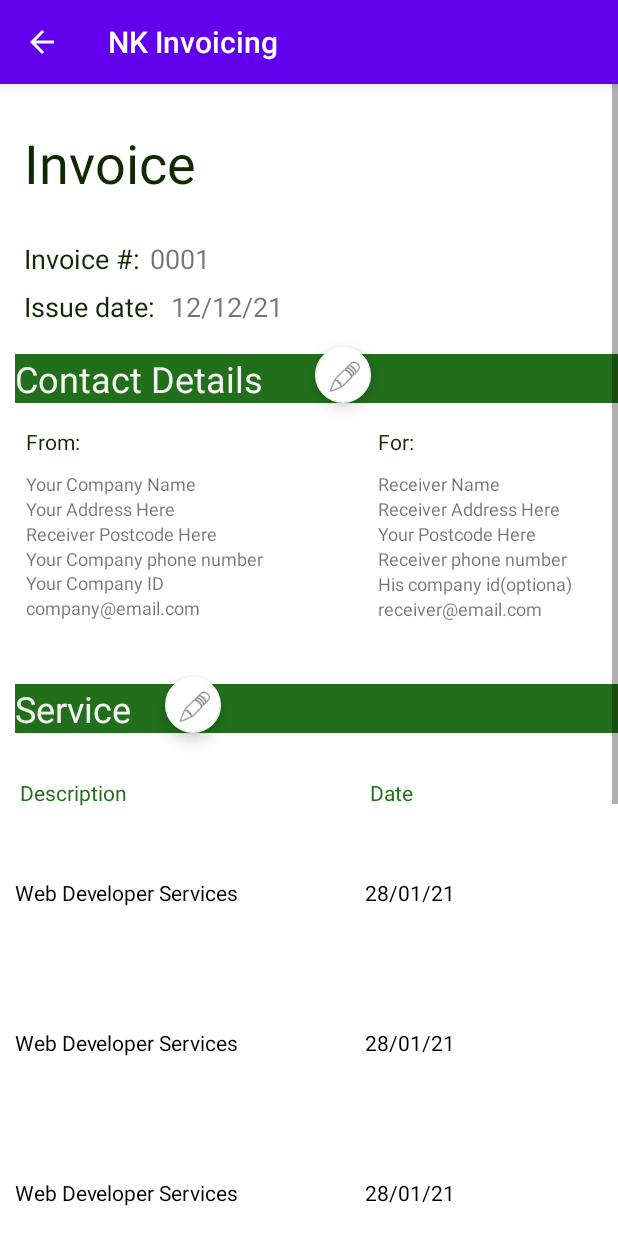
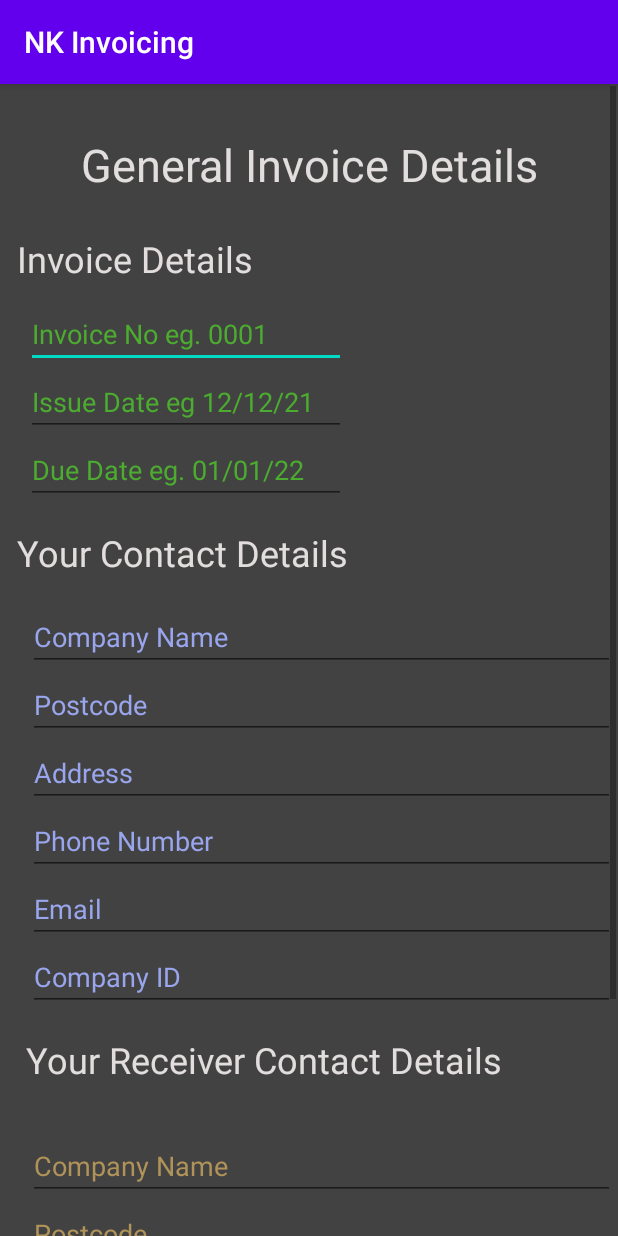
Before and after one commit to mrKrastev/NKInvoicing, an Android app: the PickInvoice screen opened directly, with no data from a screen before it, after a tap on "CHOOSE", on a phone screen of 412 x 824 dp. Run offline under Robolectric (Android 15) with nearby library versions, the phone set to English and light mode, and no system bars.

Commit message:
Added Invoice Creator Class, TableItem class and InvoiceData class
created a way to add general invoice data. Added classes to help structuring the data flow.

```diff
--- /dev/null
+++ b/app/src/main/java/com/example/nkinvoicing/InvoiceCreator.java
@@ -0,0 +1,13 @@
+package com.example.nkinvoicing;
+
+import android.os.Bundle;
+
+import androidx.appcompat.app.AppCompatActivity;
+
+public class InvoiceCreator extends AppCompatActivity {
+    @Override
+    protected void onCreate(Bundle savedInstanceState) {
+        super.onCreate(savedInstanceState);
+        setContentView(R.layout.invoice_creation_ui);
+    }
+}
--- /dev/null
+++ b/app/src/main/java/com/example/nkinvoicing/InvoiceData.java
@@ -0,0 +1,72 @@
+package com.example.nkinvoicing;
+
+import java.io.Serializable;
+import java.util.Date;
+import java.util.List;
+
+public class InvoiceData implements Serializable {
+    Contacts contacts;
+    List <TableItem> tbItems;
+    String invoiceNo;
+    Date invoiceDate;
+    Date dueDate;
+    Boolean invoicePaid=false;
+
+    public InvoiceData(Contacts contacts, List<TableItem> tbItems, String invoiceNo, Date invoiceDate, Date dueDate) {
+        this.contacts = contacts;
+        this.tbItems = tbItems;
+        this.invoiceNo = invoiceNo;
+        this.invoiceDate = invoiceDate;
+        this.dueDate = dueDate;
+    }
+
+    public Contacts getContacts() {
+        return contacts;
+    }
+
+    public void addTableItem(TableItem tbitem){
+        tbItems.add(tbitem);
+    }
+    public void removeTableItem(TableItem tbitem){
+        tbItems.remove(tbitem);
+    }
+    public List<TableItem> getTableItems(){
+        return tbItems;
+    }
+
+    public void setContacts(Contacts contacts) {
+        this.contacts = contacts;
+    }
+
+    public String getInvoiceNo() {
+        return invoiceNo;
+    }
+
+    public void setInvoiceNo(String invoiceNo) {
+        this.invoiceNo = invoiceNo;
+    }
+
+    public Date getInvoiceDate() {
+        return invoiceDate;
+    }
+
+    public void setInvoiceDate(Date invoiceDate) {
+        this.invoiceDate = invoiceDate;
+    }
+
+    public Date getDueDate() {
+        return dueDate;
+    }
+
+    public void setDueDate(Date dueDate) {
+        this.dueDate = dueDate;
+    }
+
+    public Boolean getInvoicePaid() {
+        return invoicePaid;
+    }
+
+    public void setInvoicePaid(Boolean invoicePaid) {
+        this.invoicePaid = invoicePaid;
+    }
+}
--- a/app/src/main/java/com/example/nkinvoicing/PickInvoice.java
+++ b/app/src/main/java/com/example/nkinvoicing/PickInvoice.java
@@ -13,7 +13,7 @@ public class PickInvoice extends AppCompatActivity {
         setContentView(R.layout.pick_invoice_type);
     }
 public void selectInvoice (View view){
-        Intent it = new Intent(this,StandardInvoice.class);
+        Intent it = new Intent(this,InvoiceCreator.class);
         startActivity(it);
 }
 }
--- /dev/null
+++ b/app/src/main/java/com/example/nkinvoicing/TableItem.java
@@ -0,0 +1,57 @@
+package com.example.nkinvoicing;
+
+import java.io.Serializable;
+import java.util.Date;
+
+public class TableItem implements Serializable {
+    String description;
+    Date date;
+    int quantity;
+    Double price;
+
+    public String getDescription() {
+        return description;
+    }
+
+    public void setDescription(String description) {
+        this.description = description;
+    }
+
+    public Date getDate() {
+        return date;
+    }
+
+    public void setDate(Date date) {
+        this.date = date;
+    }
+
+    public int getQuantity() {
+        return quantity;
+    }
+
+    public void setQuantity(int quantity) {
+        this.quantity = quantity;
+    }
+
+    public Double getPrice() {
+        return price;
+    }
+
+    public void setPrice(Double price) {
+        this.price = price;
+    }
+
+    public Double getAmount() {
+        return price*quantity;
+    }
+
+
+
+
+    public TableItem(String description, Date date, int quantity, Double price) {
+        this.description = description;
+        this.date = date;
+        this.quantity = quantity;
+        this.price = price;
+    }
+}
--- /dev/null
+++ b/app/src/main/res/layout/invoice_creation_ui.xml
@@ -0,0 +1,363 @@
+<?xml version="1.0" encoding="utf-8"?>
+<androidx.constraintlayout.widget.ConstraintLayout xmlns:android="http://schemas.android.com/apk/res/android"
+    xmlns:app="http://schemas.android.com/apk/res-auto"
+    xmlns:tools="http://schemas.android.com/tools"
+    android:layout_width="match_parent"
+    android:layout_height="match_parent"
+    android:background="#434242">
+
+    <ScrollView
+        android:layout_width="409dp"
+        android:layout_height="wrap_content"
+        android:layout_marginStart="1dp"
+        android:layout_marginTop="1dp"
+        android:layout_marginEnd="1dp"
+        app:layout_constraintEnd_toEndOf="parent"
+        app:layout_constraintStart_toStartOf="parent"
+        app:layout_constraintTop_toTopOf="parent">
+
+        <androidx.constraintlayout.widget.ConstraintLayout
+            android:layout_width="match_parent"
+            android:layout_height="wrap_content">
+
+            <TextView
+                android:id="@+id/textView18"
+                android:layout_width="wrap_content"
+                android:layout_height="wrap_content"
+                android:layout_marginStart="16dp"
+                android:layout_marginTop="16dp"
+                android:text="Your Receiver Contact Details"
+                android:textColor="#E3DEDE"
+                android:textSize="24sp"
+                app:layout_constraintStart_toStartOf="parent"
+                app:layout_constraintTop_toBottomOf="@+id/constrlayoutUser" />
+
+            <androidx.constraintlayout.widget.ConstraintLayout
+                android:id="@+id/constrlayoutUser"
+                android:layout_width="407dp"
+                android:layout_height="wrap_content"
+                android:layout_marginStart="1dp"
+                android:layout_marginTop="1dp"
+                android:layout_marginEnd="1dp"
+                app:layout_constraintEnd_toEndOf="parent"
+                app:layout_constraintStart_toStartOf="parent"
+                app:layout_constraintTop_toBottomOf="@+id/textView17">
+
+                <EditText
+                    android:id="@+id/userAddressInput2"
+                    android:layout_width="0dp"
+                    android:layout_height="wrap_content"
+                    android:layout_marginStart="16dp"
+                    android:ellipsize="none"
+                    android:ems="10"
+                    android:hint="Address"
+                    android:inputType="textMultiLine"
+                    android:maxLines="3"
+                    android:scrollHorizontally="false"
+                    android:textColor="#68AEDA"
+                    android:textColorHint="#99A5EC"
+                    app:layout_constraintEnd_toEndOf="parent"
+                    app:layout_constraintHorizontal_bias="0.0"
+                    app:layout_constraintStart_toStartOf="parent"
+                    app:layout_constraintTop_toBottomOf="@+id/userPostcodeInput2" />
+
+                <EditText
+                    android:id="@+id/userTelNoInput2"
+                    android:layout_width="0dp"
+                    android:layout_height="wrap_content"
+                    android:layout_marginStart="16dp"
+                    android:ellipsize="none"
+                    android:ems="10"
+                    android:hint="Phone Number"
+                    android:inputType="textMultiLine"
+                    android:maxLines="3"
+                    android:scrollHorizontally="false"
+                    android:textColor="#68AEDA"
+                    android:textColorHint="#99A5EC"
+                    app:layout_constraintEnd_toEndOf="parent"
+                    app:layout_constraintHorizontal_bias="0.0"
+                    app:layout_constraintStart_toStartOf="parent"
+                    app:layout_constraintTop_toBottomOf="@+id/userAddressInput2" />
+
+                <EditText
+                    android:id="@+id/userCompanyIDInput2"
+                    android:layout_width="0dp"
+                    android:layout_height="wrap_content"
+                    android:layout_marginStart="16dp"
+                    android:ellipsize="none"
+                    android:ems="10"
+                    android:hint="Company ID"
+                    android:inputType="textMultiLine"
+                    android:maxLines="3"
+                    android:scrollHorizontally="false"
+                    android:textColor="#68AEDA"
+                    android:textColorHint="#99A5EC"
+                    app:layout_constraintEnd_toEndOf="parent"
+                    app:layout_constraintHorizontal_bias="0.0"
+                    app:layout_constraintStart_toStartOf="parent"
+                    app:layout_constraintTop_toBottomOf="@+id/userEmailInput2" />
+
+                <EditText
+                    android:id="@+id/userEmailInput2"
+                    android:layout_width="0dp"
+                    android:layout_height="wrap_content"
+                    android:layout_marginStart="16dp"
+                    android:ellipsize="none"
+                    android:ems="10"
+                    android:hint="Email"
+                    android:inputType="textMultiLine"
+                    android:maxLines="3"
+                    android:scrollHorizontally="false"
+                    android:textColor="#68AEDA"
+                    android:textColorHint="#99A5EC"
+                    app:layout_constraintEnd_toEndOf="parent"
+                    app:layout_constraintHorizontal_bias="1.0"
+                    app:layout_constraintStart_toStartOf="parent"
+                    app:layout_constraintTop_toBottomOf="@+id/userTelNoInput2" />
+
+                <EditText
+                    android:id="@+id/userPostcodeInput2"
+                    android:layout_width="0dp"
+                    android:layout_height="wrap_content"
+                    android:layout_marginStart="16dp"
+                    android:ellipsize="none"
+                    android:ems="10"
+                    android:hint="Postcode"
+                    android:inputType="textMultiLine"
+                    android:maxLines="3"
+                    android:scrollHorizontally="false"
+                    android:textColor="#68AEDA"
+                    android:textColorHint="#99A5EC"
+                    app:layout_constraintEnd_toEndOf="parent"
+                    app:layout_constraintHorizontal_bias="0.0"
+                    app:layout_constraintStart_toStartOf="parent"
+                    app:layout_constraintTop_toBottomOf="@+id/userCompanyInput2" />
+
+                <EditText
+                    android:id="@+id/userCompanyInput2"
+                    android:layout_width="0dp"
+                    android:layout_height="wrap_content"
+                    android:layout_marginStart="16dp"
+                    android:layout_marginTop="16dp"
+                    android:ellipsize="none"
+                    android:ems="10"
+                    android:hint="Company Name"
+                    android:inputType="textMultiLine"
+                    android:maxLines="3"
+                    android:scrollHorizontally="false"
+                    android:textColor="#68AEDA"
+                    android:textColorHint="#99A5EC"
+                    app:layout_constraintEnd_toEndOf="parent"
+                    app:layout_constraintHorizontal_bias="0.0"
+                    app:layout_constraintStart_toStartOf="parent"
+                    app:layout_constraintTop_toTopOf="parent" />
+
+            </androidx.constraintlayout.widget.ConstraintLayout>
+
+            <TextView
+                android:id="@+id/textView16"
+                android:layout_width="match_parent"
+                android:layout_height="wrap_content"
+                android:layout_marginTop="32dp"
+                android:text="General Invoice Details"
+                android:textAlignment="center"
+                android:textColor="#E3DEDE"
+                android:textSize="30sp"
+                app:layout_constraintEnd_toEndOf="parent"
+                app:layout_constraintStart_toStartOf="parent"
+                app:layout_constraintTop_toTopOf="parent" />
+
+            <TextView
+                android:id="@+id/textView17"
+                android:layout_width="365dp"
+                android:layout_height="wrap_content"
+                android:layout_marginStart="10dp"
+                android:layout_marginTop="16dp"
+                android:text="Your Contact Details"
+                android:textColor="#E3DEDE"
+                android:textSize="24sp"
+                app:layout_constraintEnd_toEndOf="parent"
+                app:layout_constraintHorizontal_bias="0.0"
+                app:layout_constraintStart_toStartOf="parent"
+                app:layout_constraintTop_toBottomOf="@+id/dueDateInput" />
+
+            <TextView
+                android:id="@+id/textView19"
+                android:layout_width="365dp"
+                android:layout_height="wrap_content"
+                android:layout_marginStart="10dp"
+                android:layout_marginTop="26dp"
+                android:text="Invoice Details"
+                android:textColor="#E3DEDE"
+                android:textSize="24sp"
+                app:layout_constraintEnd_toEndOf="parent"
+                app:layout_constraintHorizontal_bias="0.0"
+                app:layout_constraintStart_toStartOf="parent"
+                app:layout_constraintTop_toBottomOf="@+id/textView16" />
+
+            <EditText
+                android:id="@+id/invoiceNoInput"
+                android:layout_width="wrap_content"
+                android:layout_height="wrap_content"
+                android:layout_marginStart="16dp"
+                android:layout_marginTop="11dp"
+                android:ems="10"
+                android:hint="Invoice No eg. 0001"
+                android:inputType="textPersonName"
+                android:textColor="#5CD60F"
+                android:textColorHint="#4BAC30"
+                app:layout_constraintStart_toStartOf="parent"
+                app:layout_constraintTop_toBottomOf="@+id/textView19" />
+
+            <EditText
+                android:id="@+id/issueDateInput"
+                android:layout_width="wrap_content"
+                android:layout_height="wrap_content"
+                android:layout_marginStart="16dp"
+                android:ems="10"
+                android:hint="Issue Date eg 12/12/21"
+                android:inputType="date"
+                android:textColor="#5CD60F"
+                android:textColorHint="#4BAC30"
+                app:layout_constraintStart_toStartOf="parent"
+                app:layout_constraintTop_toBottomOf="@+id/invoiceNoInput" />
+
+            <EditText
+                android:id="@+id/dueDateInput"
+                android:layout_width="wrap_content"
+                android:layout_height="wrap_content"
+                android:layout_marginStart="16dp"
+                android:ems="10"
+                android:hint="Due Date eg. 01/01/22"
+                android:inputType="date"
+                android:textColor="#5CD60F"
+                android:textColorHint="#4BAC30"
+                app:layout_constraintStart_toStartOf="parent"
+                app:layout_constraintTop_toBottomOf="@+id/issueDateInput" />
+
+            <androidx.constraintlayout.widget.ConstraintLayout
+                android:id="@+id/receiverConstr"
+                android:layout_width="407dp"
+                android:layout_height="wrap_content"
+                android:layout_marginStart="1dp"
+                android:layout_marginTop="16dp"
+                android:layout_marginEnd="1dp"
+                app:layout_constraintBottom_toBottomOf="parent"
+                app:layout_constraintEnd_toEndOf="parent"
+                app:layout_constraintStart_toStartOf="parent"
+                app:layout_constraintTop_toBottomOf="@+id/textView18">
+
+                <EditText
+                    android:id="@+id/recAddressInput2"
+                    android:layout_width="0dp"
+                    android:layout_height="wrap_content"
+                    android:layout_marginStart="16dp"
+                    android:ellipsize="none"
+                    android:ems="10"
+                    android:hint="Address"
+                    android:inputType="textMultiLine"
+                    android:maxLines="3"
+                    android:scrollHorizontally="false"
+                    android:textColor="#E18E50"
+                    android:textColorHint="#AF9359"
+                    app:layout_constraintEnd_toEndOf="parent"
+                    app:layout_constraintHorizontal_bias="0.0"
+                    app:layout_constraintStart_toStartOf="parent"
+                    app:layout_constraintTop_toBottomOf="@+id/recPostcodeInput2" />
+
+                <EditText
+                    android:id="@+id/recTelNoInput2"
+                    android:layout_width="0dp"
+                    android:layout_height="wrap_content"
+                    android:layout_marginStart="16dp"
+                    android:ellipsize="none"
+                    android:ems="10"
+                    android:hint="Phone Number"
+                    android:inputType="textMultiLine"
+                    android:maxLines="3"
+                    android:scrollHorizontally="false"
+                    android:textColor="#E18E50"
+                    android:textColorHint="#AF9359"
+                    app:layout_constraintEnd_toEndOf="parent"
+                    app:layout_constraintHorizontal_bias="0.0"
+                    app:layout_constraintStart_toStartOf="parent"
+                    app:layout_constraintTop_toBottomOf="@+id/recAddressInput2" />
+
+                <EditText
+                    android:id="@+id/recCompanyIDInput2"
+                    android:layout_width="0dp"
+                    android:layout_height="wrap_content"
+                    android:layout_marginStart="16dp"
+                    android:ellipsize="none"
+                    android:ems="10"
+                    android:hint="Company ID"
+                    android:inputType="textMultiLine"
+                    android:maxLines="3"
+                    android:scrollHorizontally="false"
+                    android:textColor="#E18E50"
+                    android:textColorHint="#AF9359"
+                    app:layout_constraintEnd_toEndOf="parent"
+                    app:layout_constraintHorizontal_bias="0.0"
+                    app:layout_constraintStart_toStartOf="parent"
+                    app:layout_constraintTop_toBottomOf="@+id/recEmailInput2" />
+
+                <EditText
+                    android:id="@+id/recEmailInput2"
+                    android:layout_width="0dp"
+                    android:layout_height="wrap_content"
+                    android:layout_marginStart="16dp"
+                    android:ellipsize="none"
+                    android:ems="10"
+                    android:hint="Email"
+                    android:inputType="textMultiLine"
+                    android:maxLines="3"
+                    android:scrollHorizontally="false"
+                    android:textColor="#E18E50"
+                    android:textColorHint="#AF9359"
+                    app:layout_constraintEnd_toEndOf="parent"
+                    app:layout_constraintHorizontal_bias="1.0"
+                    app:layout_constraintStart_toStartOf="parent"
+                    app:layout_constraintTop_toBottomOf="@+id/recTelNoInput2" />
+
+                <EditText
+                    android:id="@+id/recPostcodeInput2"
+                    android:layout_width="0dp"
+                    android:layout_height="wrap_content"
+                    android:layout_marginStart="16dp"
+                    android:ellipsize="none"
+                    android:ems="10"
+                    android:hint="Postcode"
+                    android:inputType="textMultiLine"
+                    android:maxLines="3"
+                    android:scrollHorizontally="false"
+                    android:textColor="#E18E50"
+                    android:textColorHint="#AF9359"
+                    app:layout_constraintEnd_toEndOf="parent"
+                    app:layout_constraintHorizontal_bias="0.0"
+                    app:layout_constraintStart_toStartOf="parent"
+                    app:layout_constraintTop_toBottomOf="@+id/recCompanyInput2" />
+
+                <EditText
+                    android:id="@+id/recCompanyInput2"
+                    android:layout_width="0dp"
+                    android:layout_height="wrap_content"
+                    android:layout_marginStart="16dp"
+                    android:layout_marginTop="16dp"
+                    android:ellipsize="none"
+                    android:ems="10"
+                    android:hint="Company Name"
+                    android:inputType="textMultiLine"
+                    android:maxLines="3"
+                    android:scrollHorizontally="false"
+                    android:textColor="#E18E50"
+                    android:textColorHint="#AF9359"
+                    app:layout_constraintEnd_toEndOf="parent"
+                    app:layout_constraintHorizontal_bias="0.0"
+                    app:layout_constraintStart_toStartOf="parent"
+                    app:layout_constraintTop_toTopOf="parent" />
+
+            </androidx.constraintlayout.widget.ConstraintLayout>
+
+        </androidx.constraintlayout.widget.ConstraintLayout>
+    </ScrollView>
+</androidx.constraintlayout.widget.ConstraintLayout>
--- a/app/src/main/res/values/strings.xml
+++ b/app/src/main/res/values/strings.xml
@@ -6,7 +6,7 @@
     <string name="receiver_address">Receiver Address Here</string>
     <string name="receiver_postcode">Your Postcode Here</string>
     <string name="user_postcode">Receiver Postcode Here</string>
-    <string name="user_tel">Your Company phone number</string>
+    <string name="user_tel">Your phone number</string>
     <string name="receiver_tel">Receiver phone number</string>
     <string name="user_company_id">Your Company ID </string>
     <string name="receiver_company_id">His company id(optiona)</string>
```
Also changed, not shown: app/src/main/AndroidManifest.xml (+3 -6 lines).
